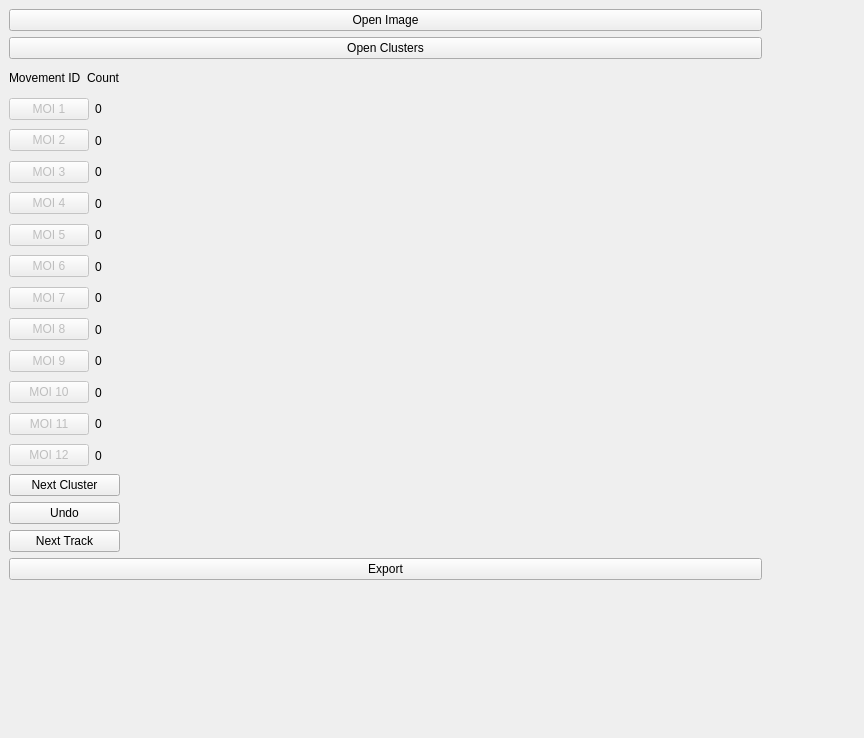
Above: cluster_labelling_gui/cam_gen.ui from ElderLab-York-University/Transplan before the change. Below: the same form after it.
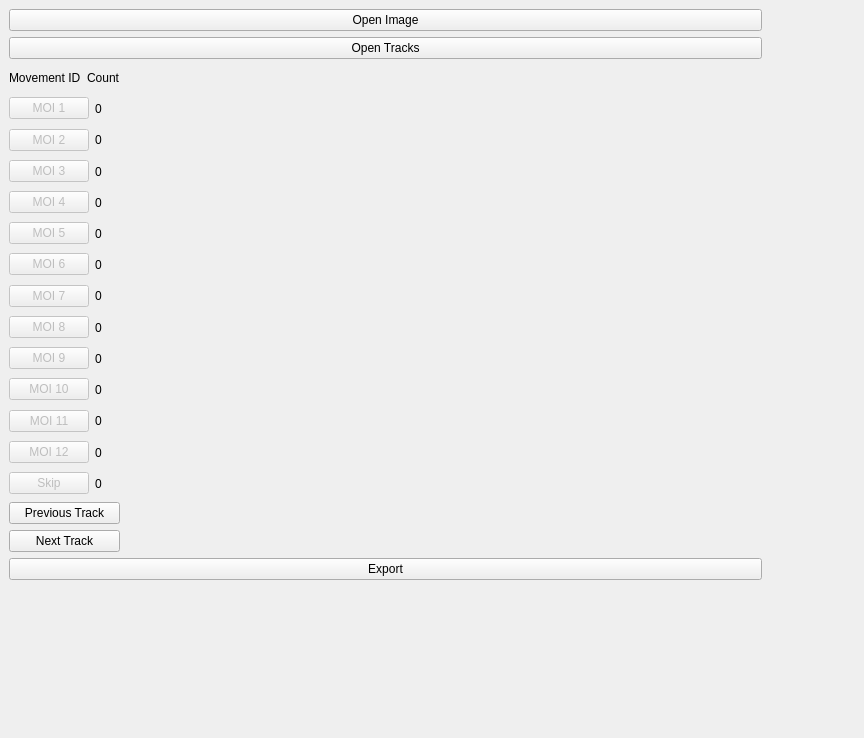
That is the form after the change.

Commit message: changed the track_labeling gui to work with gt data

Diff of the .ui file:
```diff
--- a/cluster_labelling_gui/cam_gen.ui
+++ b/cluster_labelling_gui/cam_gen.ui
@@ -39,7 +39,7 @@
     <item>
      <widget class="QPushButton" name="pushButton_opentrk">
       <property name="text">
-       <string>Open Clusters</string>
+       <string>Open Tracks</string>
       </property>
      </widget>
     </item>
@@ -318,16 +318,37 @@
          </layout>
         </item>
         <item>
+         <layout class="QHBoxLayout" name="horizontalLayout_15">
+          <item>
+           <widget class="QPushButton" name="pushButton_skip">
+            <property name="enabled">
+             <bool>false</bool>
+            </property>
+            <property name="text">
+             <string>Skip</string>
+            </property>
+           </widget>
+          </item>
+          <item>
+           <widget class="QLabel" name="count_skip">
+            <property name="text">
+             <string>0</string>
+            </property>
+           </widget>
+          </item>
+         </layout>
+        </item>
+        <!-- <item>
          <widget class="QPushButton" name="pushButton_skip">
           <property name="text">
            <string>Next Cluster</string>
           </property>
          </widget>
-        </item>
+        </item> -->
         <item>
          <widget class="QPushButton" name="pushButton_undo">
           <property name="text">
-           <string>Undo</string>
+           <string>Previous Track</string>
           </property>
          </widget>
         </item>
```
Left out of the diff: 3 changed lines with no effect on the pictures. The commit also changes 4 other files.
